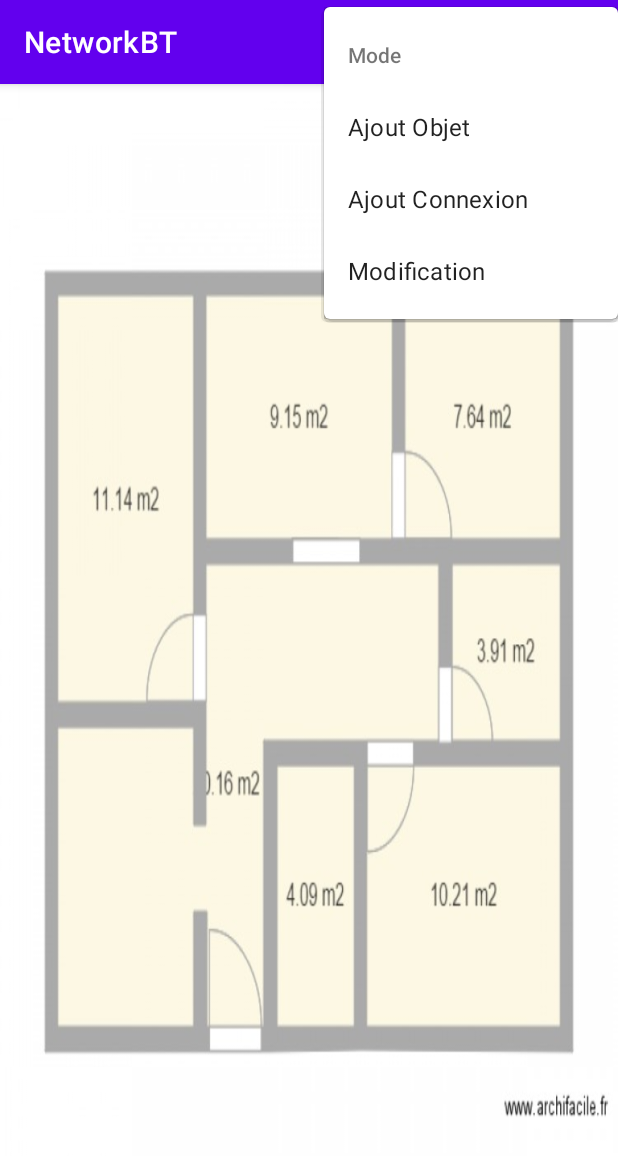
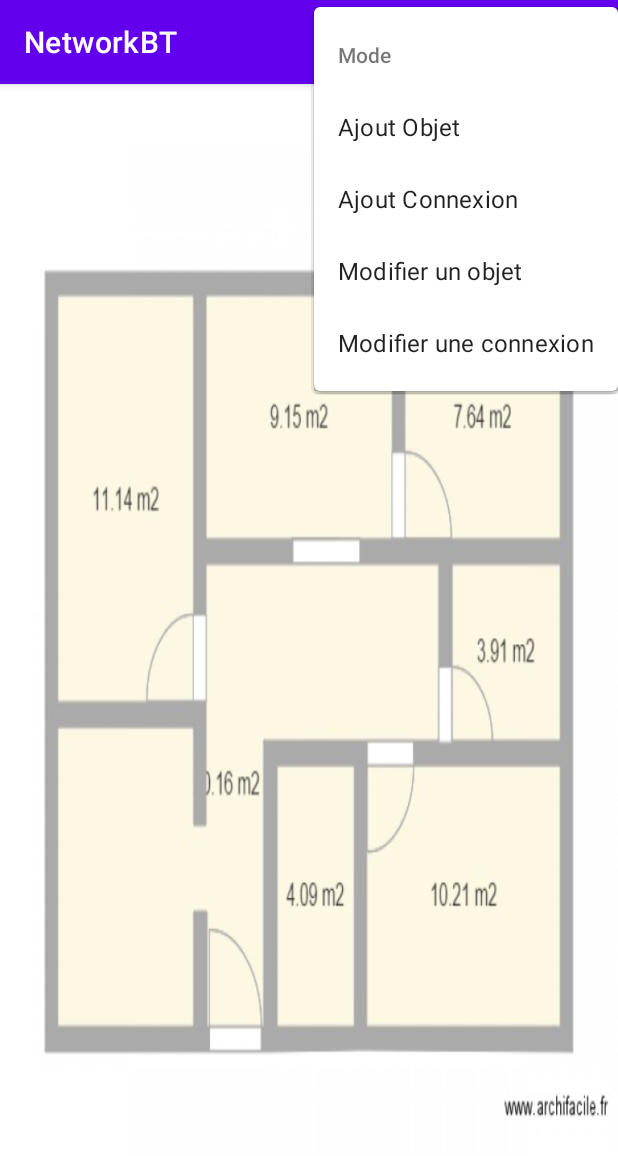
Before and after one commit to HugoThoma/NetworkBT, an Android app: the screen it shows after launch (MainActivity), in the options menu, after a tap on "Mode", on a phone screen of 412 x 824 dp. Shown: the top 1156 px of the screen. Run offline under Robolectric (Android 15) with nearby library versions, the phone set to English and light mode, and no system bars.

Commit message:
Version cassée

```diff
--- a/app/src/main/java/fr/istic/mob/networkBT/Connexion.kt
+++ b/app/src/main/java/fr/istic/mob/networkBT/Connexion.kt
@@ -1,3 +1,7 @@
 package fr.istic.mob.networkBT
 
-data class Connexion()
+data class Connexion(
+    private var objet1: Objet,
+    private var objet2: Objet,
+
+)
--- a/app/src/main/java/fr/istic/mob/networkBT/Graph.kt
+++ b/app/src/main/java/fr/istic/mob/networkBT/Graph.kt
@@ -4,9 +4,15 @@ class Graph {
     // contient le descr du graphe des connexions: objet,conx,couleur, posi
   //private var noeuds : HashSet<>
 
-     var mygraph : HashMap<Int,Objet> = hashMapOf<Int,Objet>()
+     var myObjects: HashMap<Int,Objet> = hashMapOf<Int,Objet>()//stock tt les obj
+    var myConnexions : HashMap<Int,Connexion> = hashMapOf<Int,Connexion>()//stock tt les obj
+
      fun addObject(id : Int ,name : String, px: Float, py: Float){
           var objet = Objet(name,px,py)
-         mygraph.put(id,objet)
+         myObjects.put(id,objet)
      }
+    fun addConnexion(id : Int,ObjetDépart :Objet , ObjetArrivée:Objet){
+        var connexion = Connexion(ObjetDépart, ObjetArrivée)
+        myConnexions.put(id, connexion)
+    }
 }
--- a/app/src/main/java/fr/istic/mob/networkBT/GraphView.kt
+++ b/app/src/main/java/fr/istic/mob/networkBT/GraphView.kt
@@ -11,15 +11,20 @@ import android.view.View
 
 class GraphView(context: Context?, attrs: AttributeSet?) : View(context, attrs) {
 
-    var posx= 0f
+    val gestureListener : SimpleGestureListener = SimpleGestureListener()
+
+    var posx = 0f
     var posy = 0f
     var bmp: Bitmap? = null
     var mPaint: Paint
-    var width = 50.0f
+    var width = 25.0f
     var height = 50.0f
-    var touched = false
-    var graphe : Graph = Graph()
-    var idObjet : Int = 0
+    var graphe: Graph = Graph()
+    var idObjet: Int = 0
+    var idConnexion: Int = 0
+
+    var status = ""
+
 
     override fun onDraw(canvas: Canvas) {
         canvas.drawColor(Color.TRANSPARENT)
@@ -27,26 +32,58 @@ class GraphView(context: Context?, attrs: AttributeSet?) : View(context, attrs)
             canvas.drawRect(posx, posy, posx + width, posy + height, mPaint)
             postInvalidate()
         }*/
-        for (dessin in graphe.mygraph.values){
+
+            for (dessin in graphe.myObjects.values) {
+                if(status == "ajouter_obj") {
                     canvas.drawCircle(dessin.px, dessin.py, width, mPaint)
                 }
+
+
+            }
+            for (connexion in graphe.myConnexions.values){
+                if (status == "connecter_obj") {
+                    var posx1 = gestureListener.obj1!!.px
+                    var posy1 = gestureListener.obj1!!.py
+                    var posx2 = gestureListener.obj2!!.px
+                    var posy2 = gestureListener.obj2!!.py
+                    canvas.drawLine(posx1, posy1, posx2, posy2, mPaint)
+                }
+            }
+        /*  if(status == "connecter_obj"){
+                    canvas.drawLine(float startX, float startY, float stopX, float stopY, mPaint);
+                }*/
+
+
+
     }
 
     override fun onTouchEvent(event: MotionEvent): Boolean {
+        gestureListener
+        if (status == "ajouter_obj") {
             //var simpleGestureListener : SimpleGestureListener = SimpleGestureListener()
-        touched = true
             posx = event.x
             posy = event.y
             invalidate()
+            graphe.addObject(this.idObjet, "nom", posx, posy)
+            idObjet++
+        }
 
-        graphe.addObject(this.idObjet,"nom",posx,posx)
-        idObjet++
+        if(status == "connecter_obj"){
+
+            invalidate()
+            if(gestureListener.obj1 != null && gestureListener.obj2!! != null){
+                graphe.addConnexion(this.idConnexion,gestureListener.obj1!!,gestureListener.obj2!!)
+            }
+
+
+            idConnexion++
+        }
         return true
     }
 
     init {
         mPaint = Paint()
-        mPaint.color = Color.BLACK
-        mPaint.style = Paint.Style.STROKE
+        mPaint.color = Color.CYAN
+        mPaint.style = Paint.Style.FILL_AND_STROKE
     }
 }
--- a/app/src/main/java/fr/istic/mob/networkBT/MainActivity.kt
+++ b/app/src/main/java/fr/istic/mob/networkBT/MainActivity.kt
@@ -5,12 +5,32 @@ import androidx.appcompat.app.AppCompatActivity
 import android.os.Bundle
 import android.view.Menu
 import android.view.MenuInflater
+import android.view.MenuItem
 import androidx.appcompat.view.menu.MenuBuilder
 
+
+
+
 class MainActivity : AppCompatActivity() {
+
+//    lateinit var obj : MenuItem
+//    lateinit var connex : MenuItem
+//    lateinit var modifobj : MenuItem
+//    lateinit var modifcnx : MenuItem
+//
+//    var status = "init"
+    lateinit var graphView : GraphView
+
     override fun onCreate(savedInstanceState: Bundle?) {
         super.onCreate(savedInstanceState)
         setContentView(R.layout.activity_main)
+        graphView = findViewById(R.id.view)
+//        var obj : MenuItem = findViewById(R.id.objet)
+//        var connex : MenuItem = findViewById(R.id.connecter)
+//        var modifcnx : MenuItem = findViewById(R.id.modifierconnexion)
+//        var modifobj: MenuItem = findViewById(R.id.modifierobjet)
+
+
     }
 
     @SuppressLint("RestrictedApi")
@@ -26,4 +46,27 @@ class MainActivity : AppCompatActivity() {
         }
         return true
     }
+
+    override fun onOptionsItemSelected(item: MenuItem): Boolean {
+        when(item.getItemId()){ //Pour chaque ID d'élément du menu reçu ...
+            R.id.objet->{
+                graphView.status = "ajouter_obj"
+                return true
+            }
+            R.id.connecter->{
+                graphView.status = "connecter_obj"
+                return true
+            }
+            R.id.modifierobjet->{
+                graphView.status = "modifier_obj"
+                return true
+            }
+            R.id.modifierconnexion->{
+                graphView.status = "modifier_cnx"
+                return true
+            }
+        }
+
+        return true
+    }
 }
--- a/app/src/main/res/layout/activity_main.xml
+++ b/app/src/main/res/layout/activity_main.xml
@@ -8,13 +8,14 @@
 
 
     <fr.istic.mob.networkBT.GraphView
+        android:id="@+id/view"
         android:layout_width="match_parent"
         android:layout_height="match_parent"
+        android:background="@drawable/background"
         app:layout_constraintBottom_toBottomOf="parent"
         app:layout_constraintStart_toStartOf="parent"
         app:layout_constraintTop_toTopOf="parent"
-        app:layout_constraintVertical_bias="0.0"
-        android:background="@drawable/background">
+        app:layout_constraintVertical_bias="0.0">
 
     </fr.istic.mob.networkBT.GraphView>
 
--- a/app/src/main/res/menu/activity_main_menu.xml
+++ b/app/src/main/res/menu/activity_main_menu.xml
@@ -3,9 +3,18 @@
 
     <item android:title="Mode">
         <menu>
-            <item android:title="Ajout Objet" />
-            <item android:title="Ajout Connexion" />
-            <item android:title="Modification" />
+            <item
+                android:id="@+id/objet"
+                android:title="Ajout Objet" />
+            <item
+                android:id="@+id/connecter"
+                android:title="Ajout Connexion" />
+            <item
+                android:id="@+id/modifierobjet"
+                android:title="Modifier un objet" />
+            <item
+                android:id="@+id/modifierconnexion"
+                android:title="Modifier une connexion" />
         </menu>
     </item>
     <item android:title="Prochainement" />
```
Also changed, not shown: app/src/main/java/fr/istic/mob/networkBT/SimpleGestureListener.kt (+18 -13 lines). Lines whose indentation alone changed are shown as unchanged.
